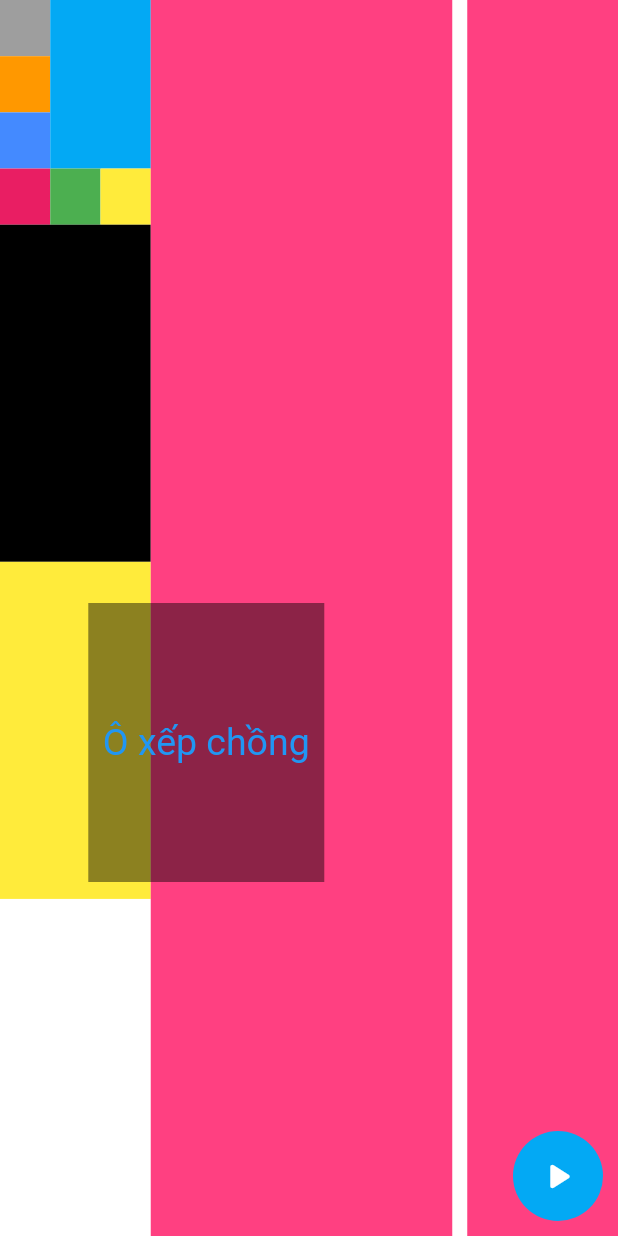
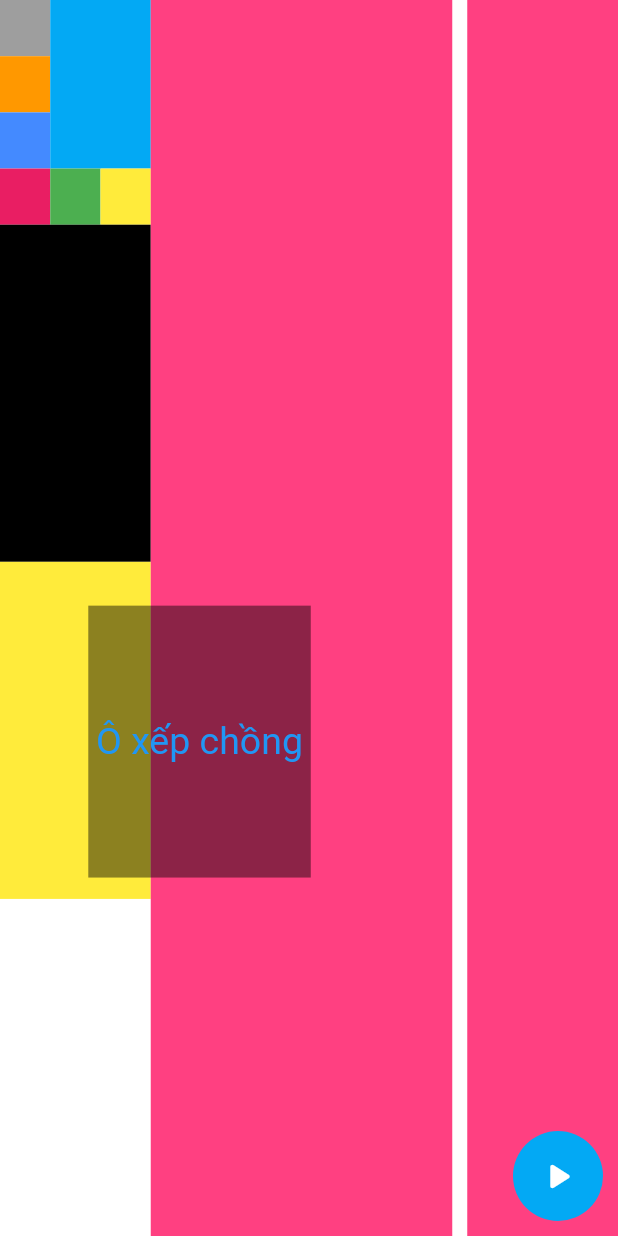
Before and after one commit to bybabye/challenge, a Flutter app: the screen it shows after launch, on a phone screen of 412 x 824 dp. Run offline on Flutter 3.47's test engine with Material 2 defaults, Android fonts, the phone set to English and light mode, and no system bars.

Commit message:
Update home_screen.dart

```diff
--- a/flutter_challange/lib/home_screen.dart
+++ b/flutter_challange/lib/home_screen.dart
@@ -105,11 +105,11 @@ class HomeScreen extends StatelessWidget {
             ),
           ),
           Positioned(
-            top: size.height / 2 - 10,
+            top: size.height * 0.49,
             left: size.width / 7,
             child: Container(
-              height: size.height / 4 - 20,
-              width: size.width / 3 + 20,
+              height: size.height * 0.22,
+              width: size.width *0.36,
               color: Colors.black45,
               child: const Center(
                 child: Text("Ô xếp chồng",
```
